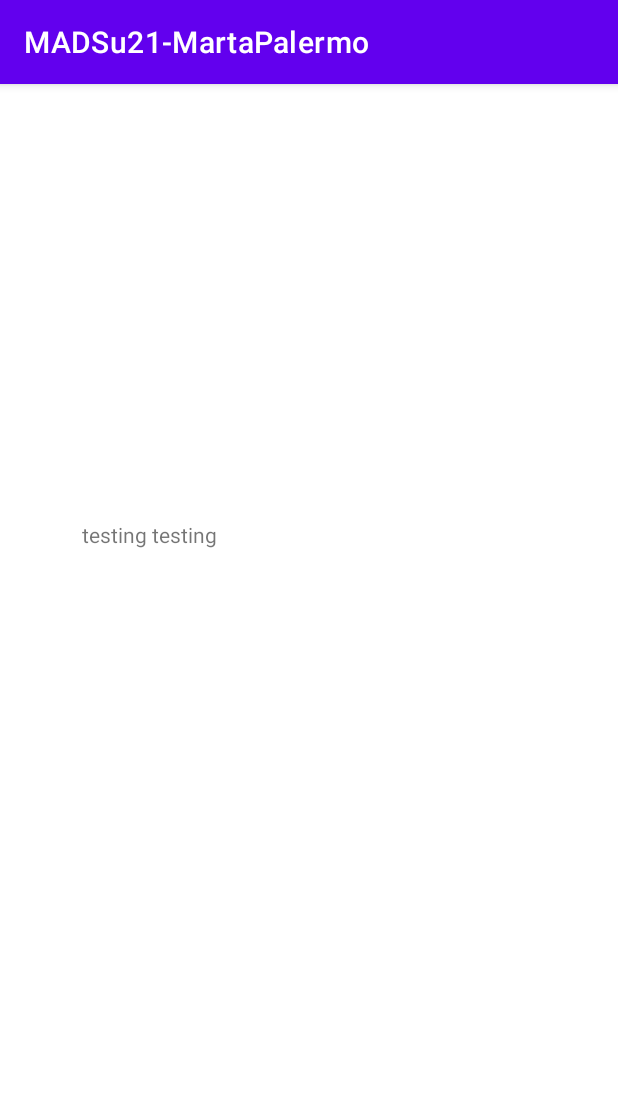
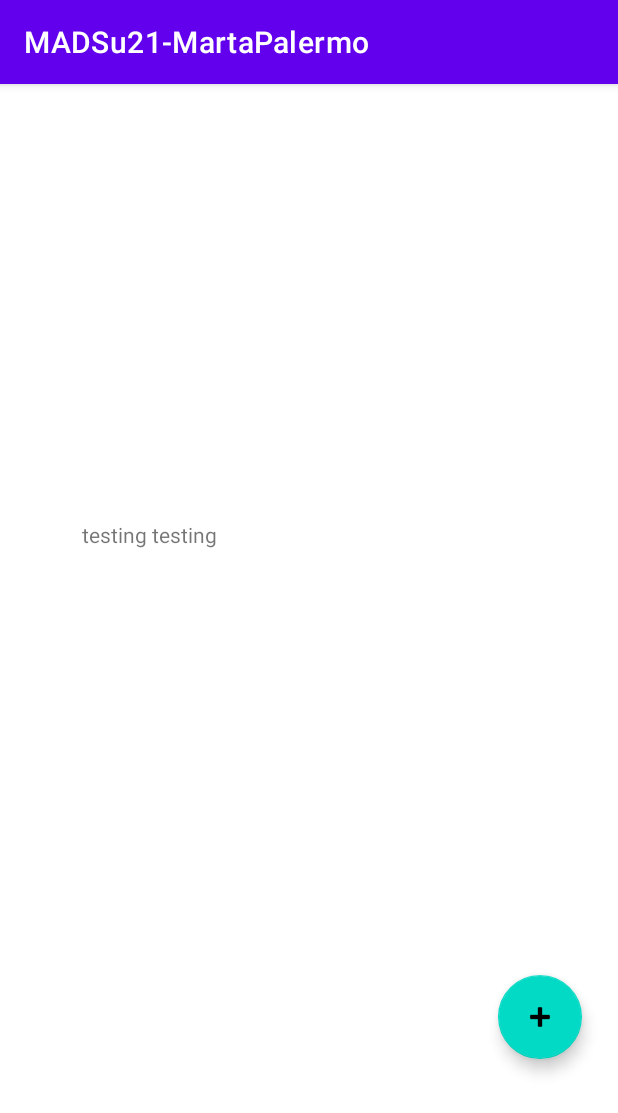
Before and after one commit to martapalermo/5520_SemesterApp, an Android app: the A4 screen opened directly, with no data from a screen before it, on a phone screen of 412 x 824 dp. Shown: the top 1113 px of the screen. Run offline under Robolectric (Android 15) with nearby library versions, the phone set to English and light mode, and no system bars.

Commit message:
added FAB in A4

```diff
--- a/app/build.gradle
+++ b/app/build.gradle
@@ -30,10 +30,10 @@ android {
 
 dependencies {
 
-    implementation 'androidx.appcompat:appcompat:1.2.0'
-    implementation 'com.google.android.material:material:1.2.1'
-    implementation 'androidx.constraintlayout:constraintlayout:2.0.1'
-    testImplementation 'junit:junit:4.+'
+    implementation 'androidx.appcompat:appcompat:1.3.0'
+    implementation 'com.google.android.material:material:1.3.0'
+    implementation 'androidx.constraintlayout:constraintlayout:2.0.4'
+    testImplementation 'junit:junit:4.13.2'
     androidTestImplementation 'androidx.test.ext:junit:1.1.2'
     androidTestImplementation 'androidx.test.espresso:espresso-core:3.3.0'
 }
--- a/app/src/main/res/layout/activity_clickyclick.xml
+++ b/app/src/main/res/layout/activity_clickyclick.xml
@@ -81,7 +81,7 @@
         app:layout_constraintEnd_toEndOf="parent"
         app:layout_constraintHorizontal_bias="0.142"
         app:layout_constraintStart_toStartOf="parent"
-        app:layout_constraintTop_toTopOf="parent"
+        app:layout_constraintTop_toBottomOf="@id/buttonD"
         app:layout_constraintVertical_bias="0.755" />
 
 
--- a/app/src/main/res/layout/activity_linkcollector.xml
+++ b/app/src/main/res/layout/activity_linkcollector.xml
@@ -10,7 +10,7 @@
         android:id="@+id/hello"
         android:layout_width="wrap_content"
         android:layout_height="wrap_content"
-        android:text="testing testing"
+        android:text="@string/testing_testing"
         app:layout_constraintBottom_toBottomOf="parent"
         app:layout_constraintEnd_toEndOf="parent"
         app:layout_constraintHorizontal_bias="0.169"
@@ -18,4 +18,31 @@
         app:layout_constraintTop_toTopOf="parent"
         app:layout_constraintVertical_bias="0.388" />
 
+    <com.google.android.material.floatingactionbutton.FloatingActionButton
+        android:id="@+id/floatingActionButton"
+        android:layout_width="wrap_content"
+        android:layout_height="wrap_content"
+        android:layout_gravity="bottom"
+        android:clickable="true"
+        android:contentDescription="@string/add_link"
+        app:layout_constraintStart_toStartOf="@id/guideline3"
+        app:layout_constraintTop_toBottomOf="@id/guideline2"
+        app:srcCompat="@android:drawable/ic_input_add"
+        tools:ignore="MissingConstraints" />
+
+    <androidx.constraintlayout.widget.Guideline
+        android:id="@+id/guideline2"
+        android:layout_width="wrap_content"
+        android:layout_height="wrap_content"
+        android:orientation="horizontal"
+        app:layout_constraintGuide_begin="594dp" />
+
+    <androidx.constraintlayout.widget.Guideline
+        android:id="@+id/guideline3"
+        android:layout_width="wrap_content"
+        android:layout_height="wrap_content"
+        android:orientation="vertical"
+        app:layout_constraintGuide_begin="332dp" />
+
+
 </androidx.constraintlayout.widget.ConstraintLayout>
--- a/app/src/main/res/layout/activity_main.xml
+++ b/app/src/main/res/layout/activity_main.xml
@@ -47,5 +47,4 @@
         app:layout_constraintStart_toStartOf="parent"
         app:layout_constraintTop_toBottomOf="@id/clickyClick" />
 
-
 </androidx.constraintlayout.widget.ConstraintLayout>
--- a/app/src/main/res/values/strings.xml
+++ b/app/src/main/res/values/strings.xml
@@ -14,4 +14,7 @@
     <string name="hello_user_nmy_name_is_marta_palermo_nmy_email_address_is_palermo_m_northeastern_edu">Hello user! \nMy name is Marta Palermo \nMy email address is: palermo.m@northeastern.edu</string>
     <string name="pressed_none">Pressed: none</string>
     <string name="a4_link_collector">A4 - Link Collector</string>
+    <string name="todo">TODO</string>
+    <string name="add_link">add link</string>
+    <string name="testing_testing">testing testing</string>
 </resources>
```
